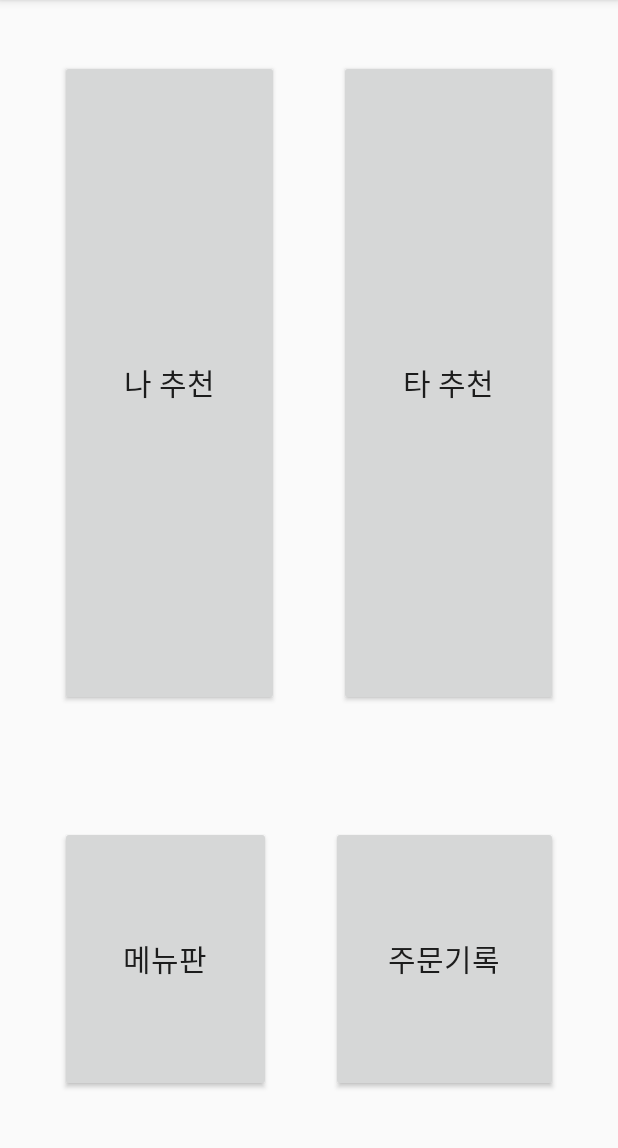
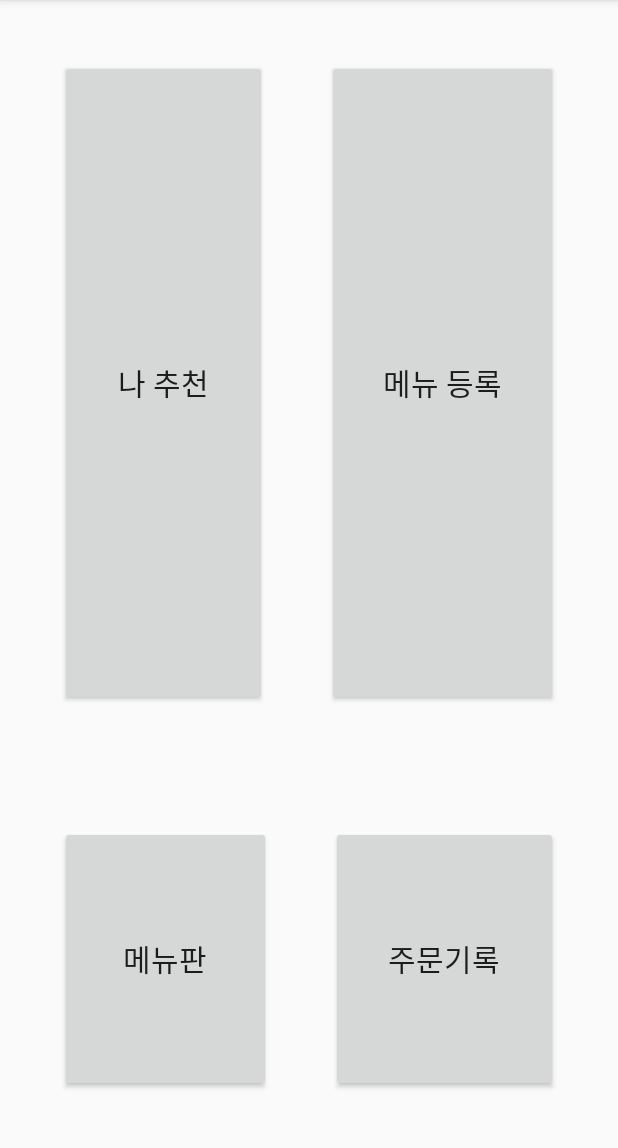
Before and after one commit to Sisi55/hanium2019, an Android app: the screen it shows after launch (MainActivity), on a phone screen of 412 x 824 dp, the part 84-1232 px from its top. Run offline under Robolectric (Android 15) with nearby library versions, the phone set to English and light mode, and no system bars; our stand-ins replace data binding.

Commit message:
메뉴등록으로 버튼이름수정

```diff
--- a/app/src/main/res/layout/activity_main.xml
+++ b/app/src/main/res/layout/activity_main.xml
@@ -26,7 +26,7 @@
                 android:layout_width="wrap_content"
                 android:layout_height="match_parent"
                 android:textSize="20dp"
-                android:text="타 추천"
+                android:text="메뉴 등록"
                 android:id="@+id/btn_other_reco"
                 android:layout_weight="1"
                 android:layout_margin="20dp"/>
```
